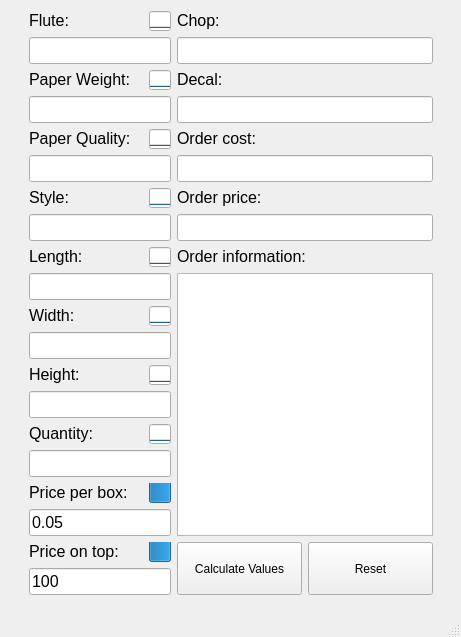
Old version of the form QTFiles/FormFiles/BPViewer.ui in the repository tommygod3/BoxPricer.
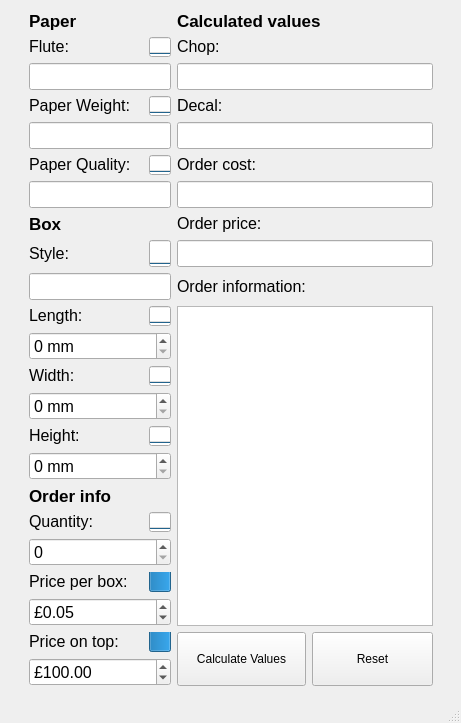
New version of the form.

Commit message: More changes to QOL and look, changed numerical inputs to spin box instead of line edit so user can't input them incorrectly, added reset and changed check set functions

What changed in the file:
```diff
--- a/QTFiles/FormFiles/BPViewer.ui
+++ b/QTFiles/FormFiles/BPViewer.ui
@@ -7,7 +7,7 @@
     <x>0</x>
     <y>0</y>
     <width>461</width>
-    <height>637</height>
+    <height>723</height>
    </rect>
   </property>
   <property name="windowTitle">
@@ -23,17 +23,67 @@
       <property name="sizeHint" stdset="0">
        <size>
         <width>20</width>
-        <height>68</height>
+        <height>40</height>
        </size>
       </property>
      </spacer>
     </item>
-    <item row="1" column="1" rowspan="2" colspan="2">
+    <item row="1" column="0">
+     <spacer name="horizontalSpacer">
+      <property name="orientation">
+       <enum>Qt::Horizontal</enum>
+      </property>
+      <property name="sizeHint" stdset="0">
+       <size>
+        <width>0</width>
+        <height>20</height>
+       </size>
+      </property>
+     </spacer>
+    </item>
+    <item row="1" column="1" colspan="2">
      <layout class="QGridLayout" name="gridLayout">
-      <property name="verticalSpacing">
-       <number>6</number>
-      </property>
       <item row="0" column="0">
+       <widget class="QLabel" name="labelPaper">
+        <property name="sizePolicy">
+         <sizepolicy hsizetype="Minimum" vsizetype="Fixed">
+          <horstretch>0</horstretch>
+          <verstretch>0</verstretch>
+         </sizepolicy>
+        </property>
+        <property name="font">
+         <font>
+          <pointsize>13</pointsize>
+          <weight>75</weight>
+          <bold>true</bold>
+         </font>
+        </property>
+        <property name="text">
+         <string>Paper</string>
+        </property>
+       </widget>
+      </item>
+      <item row="0" column="2" colspan="2">
+       <widget class="QLabel" name="labelCalc">
+        <property name="sizePolicy">
+         <sizepolicy hsizetype="Minimum" vsizetype="Fixed">
+          <horstretch>0</horstretch>
+          <verstretch>0</verstretch>
+         </sizepolicy>
+        </property>
+        <property name="font">
+         <font>
+          <pointsize>13</pointsize>
+          <weight>75</weight>
+          <bold>true</bold>
+         </font>
+        </property>
+        <property name="text">
+         <string>Calculated values</string>
+        </property>
+       </widget>
+      </item>
+      <item row="1" column="0">
        <widget class="QLabel" name="labelFlute">
         <property name="sizePolicy">
          <sizepolicy hsizetype="Minimum" vsizetype="Fixed">
@@ -51,7 +101,7 @@
         </property>
        </widget>
       </item>
-      <item row="0" column="1">
+      <item row="1" column="1">
        <widget class="QProgressBar" name="tickFlute">
         <property name="sizePolicy">
          <sizepolicy hsizetype="Fixed" vsizetype="Fixed">
@@ -79,7 +129,7 @@
         </property>
        </widget>
       </item>
-      <item row="0" column="2">
+      <item row="1" column="2">
        <widget class="QLabel" name="labelChop">
         <property name="sizePolicy">
          <sizepolicy hsizetype="Minimum" vsizetype="Fixed">
@@ -97,7 +147,7 @@
         </property>
        </widget>
       </item>
-      <item row="1" column="0" colspan="2">
+      <item row="2" column="0" colspan="2">
        <widget class="QLineEdit" name="lineEditFlute">
         <property name="sizePolicy">
          <sizepolicy hsizetype="Minimum" vsizetype="Fixed">
@@ -118,7 +168,7 @@
         </property>
        </widget>
       </item>
-      <item row="1" column="2" colspan="2">
+      <item row="2" column="2" colspan="2">
        <widget class="QLineEdit" name="lineReadChop">
         <property name="sizePolicy">
          <sizepolicy hsizetype="Minimum" vsizetype="Fixed">
@@ -142,7 +192,7 @@
         </property>
        </widget>
       </item>
-      <item row="2" column="0">
+      <item row="3" column="0">
        <widget class="QLabel" name="labelPW">
         <property name="sizePolicy">
          <sizepolicy hsizetype="Minimum" vsizetype="Fixed">
@@ -160,7 +210,7 @@
         </property>
        </widget>
       </item>
-      <item row="2" column="1">
+      <item row="3" column="1">
        <widget class="QProgressBar" name="tickPW">
         <property name="sizePolicy">
          <sizepolicy hsizetype="Fixed" vsizetype="Fixed">
@@ -188,7 +238,7 @@
         </property>
        </widget>
       </item>
-      <item row="2" column="2">
+      <item row="3" column="2">
        <widget class="QLabel" name="labelDecal">
         <property name="sizePolicy">
          <sizepolicy hsizetype="Minimum" vsizetype="Fixed">
@@ -206,7 +256,7 @@
         </property>
        </widget>
       </item>
-      <item row="3" column="0" colspan="2">
+      <item row="4" column="0" colspan="2">
        <widget class="QLineEdit" name="lineEditPW">
         <property name="sizePolicy">
          <sizepolicy hsizetype="Minimum" vsizetype="Fixed">
@@ -227,7 +277,7 @@
         </property>
        </widget>
       </item>
-      <item row="3" column="2" colspan="2">
+      <item row="4" column="2" colspan="2">
        <widget class="QLineEdit" name="lineReadDecal">
         <property name="sizePolicy">
          <sizepolicy hsizetype="Minimum" vsizetype="Fixed">
@@ -251,7 +301,7 @@
         </property>
        </widget>
       </item>
-      <item row="4" column="0">
+      <item row="5" column="0">
        <widget class="QLabel" name="labelPQ">
         <property name="sizePolicy">
          <sizepolicy hsizetype="Minimum" vsizetype="Fixed">
@@ -269,7 +319,7 @@
         </property>
        </widget>
       </item>
-      <item row="4" column="1">
+      <item row="5" column="1">
        <widget class="QProgressBar" name="tickPQ">
         <property name="sizePolicy">
          <sizepolicy hsizetype="Fixed" vsizetype="Fixed">
@@ -297,7 +347,7 @@
         </property>
        </widget>
       </item>
-      <item row="4" column="2">
+      <item row="5" column="2">
        <widget class="QLabel" name="labelCost">
         <property name="sizePolicy">
          <sizepolicy hsizetype="Minimum" vsizetype="Fixed">
@@ -315,7 +365,7 @@
         </property>
        </widget>
       </item>
-      <item row="5" column="0" colspan="2">
+      <item row="6" column="0" colspan="2">
        <widget class="QLineEdit" name="lineEditPQ">
         <property name="sizePolicy">
          <sizepolicy hsizetype="Minimum" vsizetype="Fixed">
@@ -336,7 +386,7 @@
         </property>
        </widget>
       </item>
-      <item row="5" column="2" colspan="2">
+      <item row="6" column="2" colspan="2">
        <widget class="QLineEdit" name="lineReadCost">
         <property name="sizePolicy">
          <sizepolicy hsizetype="Minimum" vsizetype="Fixed">
@@ -360,7 +410,45 @@
         </property>
        </widget>
       </item>
-      <item row="6" column="0">
+      <item row="7" column="0">
+       <widget class="QLabel" name="labelBox">
+        <property name="sizePolicy">
+         <sizepolicy hsizetype="Minimum" vsizetype="Fixed">
+          <horstretch>0</horstretch>
+          <verstretch>0</verstretch>
+         </sizepolicy>
+        </property>
+        <property name="font">
+         <font>
+          <pointsize>13</pointsize>
+          <weight>75</weight>
+          <bold>true</bold>
+         </font>
+        </property>
+        <property name="text">
+         <string>Box</string>
+        </property>
+       </widget>
+      </item>
+      <item row="7" column="2">
+       <widget class="QLabel" name="labelPrice">
+        <property name="sizePolicy">
+         <sizepolicy hsizetype="Minimum" vsizetype="Fixed">
+          <horstretch>0</horstretch>
+          <verstretch>0</verstretch>
+         </sizepolicy>
+        </property>
+        <property name="font">
+         <font>
+          <pointsize>12</pointsize>
+         </font>
+        </property>
+        <property name="text">
+         <string>Order price:</string>
+        </property>
+       </widget>
+      </item>
+      <item row="8" column="0">
        <widget class="QLabel" name="labelStyle">
         <property name="sizePolicy">
          <sizepolicy hsizetype="Minimum" vsizetype="Fixed">
@@ -378,7 +466,7 @@
         </property>
        </widget>
       </item>
-      <item row="6" column="1">
+      <item row="8" column="1">
        <widget class="QProgressBar" name="tickStyle">
         <property name="sizePolicy">
          <sizepolicy hsizetype="Fixed" vsizetype="Fixed">
@@ -406,8 +494,8 @@
         </property>
        </widget>
       </item>
-      <item row="6" column="2">
-       <widget class="QLabel" name="labelPrice">
+      <item row="8" column="2" colspan="2">
+       <widget class="QLineEdit" name="lineReadPrice">
         <property name="sizePolicy">
          <sizepolicy hsizetype="Minimum" vsizetype="Fixed">
           <horstretch>0</horstretch>
@@ -419,12 +507,18 @@
           <pointsize>12</pointsize>
          </font>
         </property>
+        <property name="focusPolicy">
+         <enum>Qt::NoFocus</enum>
+        </property>
         <property name="text">
-         <string>Order price:</string>
+         <string/>
+        </property>
+        <property name="readOnly">
+         <bool>true</bool>
         </property>
        </widget>
       </item>
-      <item row="7" column="0" colspan="2">
+      <item row="9" column="0" colspan="2">
        <widget class="QLineEdit" name="lineEditStyle">
         <property name="sizePolicy">
          <sizepolicy hsizetype="Minimum" vsizetype="Fixed">
@@ -448,77 +542,7 @@
         </property>
        </widget>
       </item>
-      <item row="7" column="2" colspan="2">
-       <widget class="QLineEdit" name="lineReadPrice">
-        <property name="sizePolicy">
-         <sizepolicy hsizetype="Minimum" vsizetype="Fixed">
-          <horstretch>0</horstretch>
-          <verstretch>0</verstretch>
-         </sizepolicy>
-        </property>
-        <property name="font">
-         <font>
-          <pointsize>12</pointsize>
-         </font>
-        </property>
-        <property name="focusPolicy">
-         <enum>Qt::NoFocus</enum>
-        </property>
-        <property name="text">
-         <string/>
-        </property>
-        <property name="readOnly">
-         <bool>true</bool>
-        </property>
-       </widget>
-      </item>
-      <item row="8" column="0">
-       <widget class="QLabel" name="labelLength">
-        <property name="sizePolicy">
-         <sizepolicy hsizetype="Minimum" vsizetype="Fixed">
-          <horstretch>0</horstretch>
-          <verstretch>0</verstretch>
-         </sizepolicy>
-        </property>
-        <property name="font">
-         <font>
-          <pointsize>12</pointsize>
-         </font>
-        </property>
-        <property name="text">
-         <string>Length:</string>
-        </property>
-       </widget>
-      </item>
-      <item row="8" column="1">
-       <widget class="QProgressBar" name="tickLength">
-        <property name="sizePolicy">
-         <sizepolicy hsizetype="Fixed" vsizetype="Fixed">
-          <horstretch>0</horstretch>
-          <verstretch>5</verstretch>
-         </sizepolicy>
-        </property>
-        <property name="minimumSize">
-         <size>
-          <width>20</width>
-          <height>20</height>
-         </size>
-        </property>
-        <property name="maximum">
-         <number>1</number>
-        </property>
-        <property name="value">
-         <number>0</number>
-        </property>
-        <property name="textVisible">
-         <bool>false</bool>
-        </property>
-        <property name="orientation">
-         <enum>Qt::Vertical</enum>
-        </property>
-       </widget>
-      </item>
-      <item row="8" column="2" colspan="2">
+      <item row="9" column="2">
        <widget class="QLabel" name="labelInfo">
         <property name="sizePolicy">
          <sizepolicy hsizetype="Minimum" vsizetype="Fixed">
@@ -536,26 +560,8 @@
         </property>
        </widget>
       </item>
-      <item row="9" column="0" colspan="2">
-       <widget class="QLineEdit" name="lineEditLength">
-        <property name="sizePolicy">
-         <sizepolicy hsizetype="Minimum" vsizetype="Fixed">
-          <horstretch>0</horstretch>
-          <verstretch>0</verstretch>
-         </sizepolicy>
-        </property>
-        <property name="font">
-         <font>
-          <pointsize>12</pointsize>
-         </font>
-        </property>
-        <property name="focusPolicy">
-         <enum>Qt::StrongFocus</enum>
-        </property>
-       </widget>
-      </item>
       <item row="10" column="0">
-       <widget class="QLabel" name="labelWidth">
+       <widget class="QLabel" name="labelLength">
         <property name="sizePolicy">
          <sizepolicy hsizetype="Minimum" vsizetype="Fixed">
           <horstretch>0</horstretch>
@@ -568,12 +574,12 @@
          </font>
         </property>
         <property name="text">
-         <string>Width:</string>
+         <string>Length:</string>
         </property>
        </widget>
       </item>
       <item row="10" column="1">
-       <widget class="QProgressBar" name="tickWidth">
+       <widget class="QProgressBar" name="tickLength">
         <property name="sizePolicy">
          <sizepolicy hsizetype="Fixed" vsizetype="Fixed">
           <horstretch>0</horstretch>
@@ -601,25 +607,22 @@
        </widget>
       </item>
       <item row="11" column="0" colspan="2">
-       <widget class="QLineEdit" name="lineEditWidth">
-        <property name="sizePolicy">
-         <sizepolicy hsizetype="Minimum" vsizetype="Fixed">
-          <horstretch>0</horstretch>
-          <verstretch>0</verstretch>
-         </sizepolicy>
-        </property>
+       <widget class="QSpinBox" name="spinLength">
         <property name="font">
          <font>
           <pointsize>12</pointsize>
          </font>
         </property>
-        <property name="focusPolicy">
-         <enum>Qt::StrongFocus</enum>
+        <property name="suffix">
+         <string> mm</string>
+        </property>
+        <property name="maximum">
+         <number>1000000</number>
         </property>
        </widget>
       </item>
       <item row="12" column="0">
-       <widget class="QLabel" name="labelHeight">
+       <widget class="QLabel" name="labelWidth">
         <property name="sizePolicy">
          <sizepolicy hsizetype="Minimum" vsizetype="Fixed">
           <horstretch>0</horstretch>
@@ -632,12 +635,12 @@
          </font>
         </property>
         <property name="text">
-         <string>Height:</string>
+         <string>Width:</string>
         </property>
        </widget>
       </item>
       <item row="12" column="1">
-       <widget class="QProgressBar" name="tickHeight">
+       <widget class="QProgressBar" name="tickWidth">
         <property name="sizePolicy">
          <sizepolicy hsizetype="Fixed" vsizetype="Fixed">
           <horstretch>0</horstretch>
@@ -665,25 +668,22 @@
        </widget>
       </item>
       <item row="13" column="0" colspan="2">
-       <widget class="QLineEdit" name="lineEditHeight">
-        <property name="sizePolicy">
-         <sizepolicy hsizetype="Minimum" vsizetype="Fixed">
-          <horstretch>0</horstretch>
-          <verstretch>0</verstretch>
-         </sizepolicy>
-        </property>
+       <widget class="QSpinBox" name="spinWidth">
         <property name="font">
          <font>
           <pointsize>12</pointsize>
          </font>
         </property>
-        <property name="focusPolicy">
-         <enum>Qt::StrongFocus</enum>
+        <property name="suffix">
+         <string> mm</string>
+        </property>
+        <property name="maximum">
+         <number>1000000</number>
         </property>
        </widget>
       </item>
       <item row="14" column="0">
-       <widget class="QLabel" name="labelQuantity">
+       <widget class="QLabel" name="labelHeight">
         <property name="sizePolicy">
          <sizepolicy hsizetype="Minimum" vsizetype="Fixed">
           <horstretch>0</horstretch>
@@ -696,12 +696,12 @@
          </font>
         </property>
         <property name="text">
-         <string>Quantity:</string>
+         <string>Height:</string>
         </property>
        </widget>
       </item>
       <item row="14" column="1">
-       <widget class="QProgressBar" name="tickQuantity">
+       <widget class="QProgressBar" name="tickHeight">
         <property name="sizePolicy">
          <sizepolicy hsizetype="Fixed" vsizetype="Fixed">
           <horstretch>0</horstretch>
@@ -729,21 +729,99 @@
        </widget>
       </item>
       <item row="15" column="0" colspan="2">
-       <widget class="QLineEdit" name="lineEditQuantity">
-        <property name="sizePolicy">
-         <sizepolicy hsizetype="Minimum" vsizetype="Fixed">
-          <horstretch>0</horstretch>
-          <verstretch>0</verstretch>
-         </sizepolicy>
-        </property>
+       <widget class="QSpinBox" name="spinHeight">
         <property name="font">
          <font>
           <pointsize>12</pointsize>
          </font>
         </property>
+        <property name="suffix">
+         <string> mm</string>
+        </property>
+        <property name="maximum">
+         <number>1000000</number>
+        </property>
        </widget>
       </item>
       <item row="16" column="0">
+       <widget class="QLabel" name="label">
+        <property name="sizePolicy">
+         <sizepolicy hsizetype="Minimum" vsizetype="Fixed">
+          <horstretch>0</horstretch>
+          <verstretch>0</verstretch>
+         </sizepolicy>
+        </property>
+        <property name="font">
+         <font>
+          <pointsize>13</pointsize>
+          <weight>75</weight>
+          <bold>true</bold>
+         </font>
+        </property>
+        <property name="text">
+         <string>Order info</string>
+        </property>
+       </widget>
+      </item>
+      <item row="17" column="0">
+       <widget class="QLabel" name="labelQuantity">
+        <property name="sizePolicy">
+         <sizepolicy hsizetype="Minimum" vsizetype="Fixed">
+          <horstretch>0</horstretch>
+          <verstretch>0</verstretch>
+         </sizepolicy>
+        </property>
+        <property name="font">
+         <font>
+          <pointsize>12</pointsize>
+         </font>
+        </property>
+        <property name="text">
+         <string>Quantity:</string>
+        </property>
+       </widget>
+      </item>
+      <item row="17" column="1">
+       <widget class="QProgressBar" name="tickQuantity">
+        <property name="sizePolicy">
+         <sizepolicy hsizetype="Fixed" vsizetype="Fixed">
+          <horstretch>0</horstretch>
+          <verstretch>5</verstretch>
+         </sizepolicy>
+        </property>
+        <property name="minimumSize">
+         <size>
+          <width>20</width>
+          <height>20</height>
+         </size>
+        </property>
+        <property name="maximum">
+         <number>1</number>
+        </property>
+        <property name="value">
+         <number>0</number>
+        </property>
+        <property name="textVisible">
+         <bool>false</bool>
+        </property>
+        <property name="orientation">
+         <enum>Qt::Vertical</enum>
+        </property>
+       </widget>
+      </item>
+      <item row="18" column="0" colspan="2">
+       <widget class="QSpinBox" name="spinQuantity">
+        <property name="font">
+         <font>
+          <pointsize>12</pointsize>
+         </font>
+        </property>
+        <property name="maximum">
+         <number>1000000000</number>
+        </property>
+       </widget>
+      </item>
+      <item row="19" column="0">
        <widget class="QLabel" name="labelPPB">
         <property name="sizePolicy">
          <sizepolicy hsizetype="Minimum" vsizetype="Fixed">
@@ -761,7 +839,7 @@
         </property>
        </widget>
       </item>
-      <item row="16" column="1">
+      <item row="19" column="1">
        <widget class="QProgressBar" name="tickPPB">
         <property name="sizePolicy">
          <sizepolicy hsizetype="Fixed" vsizetype="Fixed">
@@ -789,25 +867,28 @@
         </property>
        </widget>
       </item>
-      <item row="17" column="0" colspan="2">
-       <widget class="QLineEdit" name="lineEditPPB">
-        <property name="sizePolicy">
-         <sizepolicy hsizetype="Minimum" vsizetype="Fixed">
-          <horstretch>0</horstretch>
-          <verstretch>0</verstretch>
-         </sizepolicy>
-        </property>
+      <item row="20" column="0" colspan="2">
+       <widget class="QDoubleSpinBox" name="doubleSpinPPB">
         <property name="font">
          <font>
           <pointsize>12</pointsize>
          </font>
         </property>
-        <property name="text">
-         <string>0.05</string>
+        <property name="frame">
+         <bool>true</bool>
+        </property>
+        <property name="prefix">
+         <string>£</string>
+        </property>
+        <property name="maximum">
+         <double>1000000.000000000000000</double>
+        </property>
+        <property name="value">
+         <double>0.050000000000000</double>
         </property>
        </widget>
       </item>
-      <item row="18" column="0">
+      <item row="21" column="0">
        <widget class="QLabel" name="labelPOT">
         <property name="sizePolicy">
          <sizepolicy hsizetype="Minimum" vsizetype="Fixed">
@@ -825,7 +906,7 @@
         </property>
        </widget>
       </item>
-      <item row="18" column="1">
+      <item row="21" column="1">
        <widget class="QProgressBar" name="tickPOT">
         <property name="sizePolicy">
          <sizepolicy hsizetype="Fixed" vsizetype="Fixed">
@@ -853,52 +934,25 @@
         </property>
        </widget>
       </item>
-      <item row="19" column="0" colspan="2">
-       <widget class="QLineEdit" name="lineEditPOT">
-        <property name="sizePolicy">
-         <sizepolicy hsizetype="Minimum" vsizetype="Fixed">
-          <horstretch>0</horstretch>
-          <verstretch>0</verstretch>
-         </sizepolicy>
-        </property>
+      <item row="22" column="0" colspan="2">
+       <widget class="QDoubleSpinBox" name="doubleSpinPOT">
         <property name="font">
          <font>
           <pointsize>12</pointsize>
          </font>
         </property>
-        <property name="text">
-         <string>100</string>
+        <property name="prefix">
+         <string>£</string>
         </property>
-       </widget>
-      </item>
-      <item row="9" column="2" rowspan="9" colspan="2">
-       <widget class="QTextBrowser" name="textInfo">
-        <property name="sizePolicy">
-         <sizepolicy hsizetype="Minimum" vsizetype="Expanding">
-          <horstretch>0</horstretch>
-          <verstretch>0</verstretch>
-         </sizepolicy>
+        <property name="maximum">
+         <double>1000000000.000000000000000</double>
         </property>
-        <property name="minimumSize">
-         <size>
-          <width>0</width>
-          <height>0</height>
-         </size>
+        <property name="value">
+         <double>100.000000000000000</double>
         </property>
-        <property name="font">
-         <font>
-          <pointsize>12</pointsize>
-         </font>
-        </property>
-        <property name="mouseTracking">
-         <bool>true</bool>
-        </property>
-        <property name="focusPolicy">
-         <enum>Qt::NoFocus</enum>
-        </property>
        </widget>
       </item>
-      <item row="18" column="2" rowspan="2">
+      <item row="21" column="2" rowspan="2">
        <widget class="QPushButton" name="pushButtonCalc">
         <property name="sizePolicy">
          <sizepolicy hsizetype="Minimum" vsizetype="Minimum">
@@ -926,7 +980,7 @@
         </property>
        </widget>
       </item>
-      <item row="18" column="3" rowspan="2">
+      <item row="21" column="3" rowspan="2">
        <widget class="QPushButton" name="pushButtonReset">
         <property name="sizePolicy">
          <sizepolicy hsizetype="Minimum" vsizetype="Minimum">
@@ -942,6 +996,33 @@
         </property>
        </widget>
       </item>
+      <item row="10" column="2" rowspan="11" colspan="2">
+       <widget class="QTextBrowser" name="textInfo">
+        <property name="sizePolicy">
+         <sizepolicy hsizetype="Minimum" vsizetype="Expanding">
+          <horstretch>0</horstretch>
+          <verstretch>0</verstretch>
+         </sizepolicy>
+        </property>
+        <property name="minimumSize">
+         <size>
+          <width>0</width>
+          <height>0</height>
+         </size>
+        </property>
+        <property name="font">
+         <font>
+          <pointsize>12</pointsize>
+         </font>
+        </property>
+        <property name="mouseTracking">
+         <bool>true</bool>
+        </property>
+        <property name="focusPolicy">
+         <enum>Qt::NoFocus</enum>
+        </property>
+       </widget>
+      </item>
      </layout>
     </item>
     <item row="1" column="3">
@@ -951,26 +1032,13 @@
       </property>
       <property name="sizeHint" stdset="0">
        <size>
-        <width>1</width>
-        <height>17</height>
-       </size>
-      </property>
-     </spacer>
-    </item>
-    <item row="2" column="0">
-     <spacer name="horizontalSpacer">
-      <property name="orientation">
-       <enum>Qt::Horizontal</enum>
-      </property>
-      <property name="sizeHint" stdset="0">
-       <size>
-        <width>0</width>
+        <width>13</width>
         <height>20</height>
        </size>
       </property>
      </spacer>
     </item>
-    <item row="3" column="2">
+    <item row="2" column="2">
      <spacer name="verticalSpacer_2">
       <property name="orientation">
        <enum>Qt::Vertical</enum>
@@ -978,7 +1046,7 @@
       <property name="sizeHint" stdset="0">
        <size>
         <width>20</width>
-        <height>38</height>
+        <height>18</height>
        </size>
       </property>
      </spacer>
```
Left out of the diff: 13 changed lines with no effect on the pictures. The commit also changes 3 other files.
